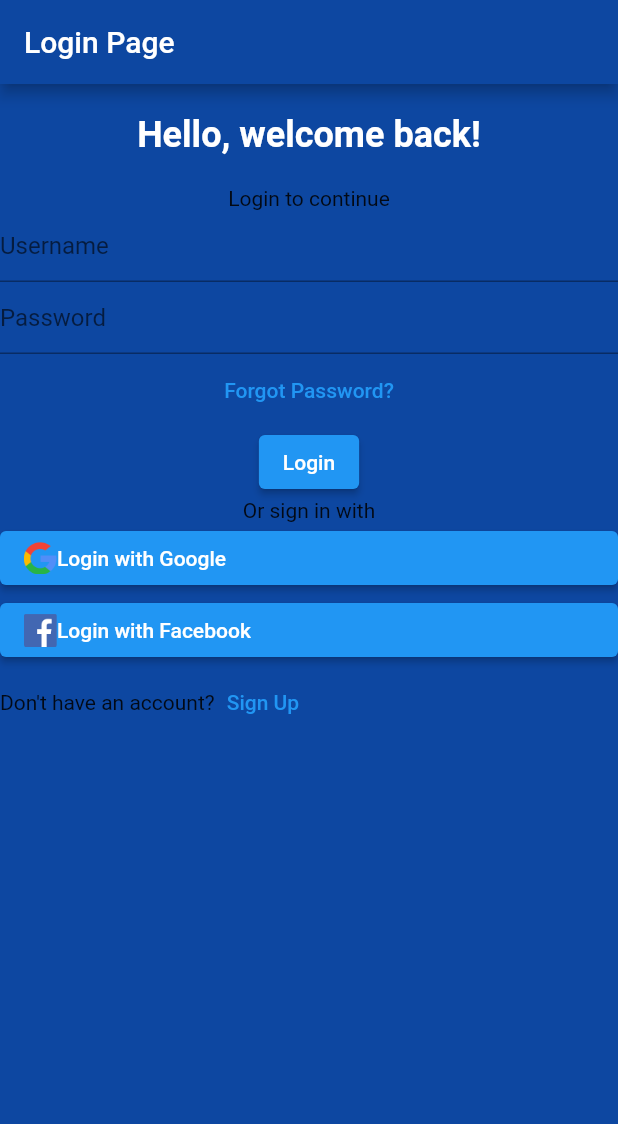
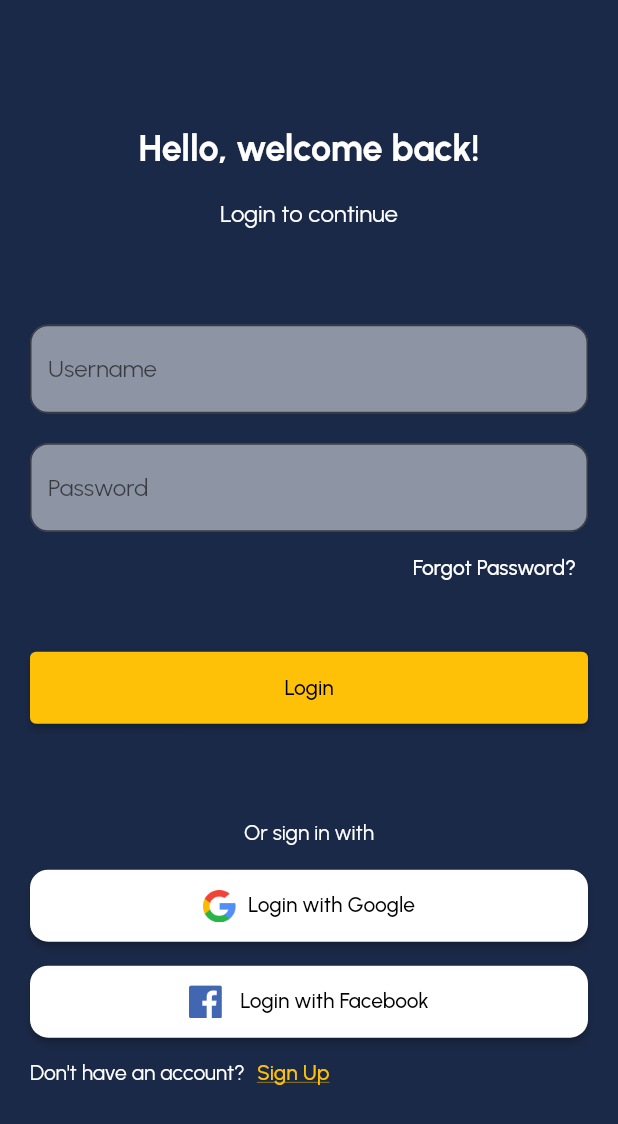
Before and after one commit to HakanBayazitHabes/Advance-DateApp, a Flutter app: the screen it shows after launch, on a phone screen of 412 x 824 dp. Shown: the top 1124 px of the screen. Run offline on Flutter 3.47's test engine with Material 2 defaults, Android fonts, the light colour scheme and no system bars.

Commit message:
Finish Login Screen

```diff
--- a/lib/login_page.dart
+++ /dev/null
@@ -1,84 +0,0 @@
-import 'package:flutter/cupertino.dart';
-import 'package:flutter/material.dart';
-
-class LoginPage extends StatelessWidget {
-  const LoginPage({super.key});
-
-  @override
-  Widget build(BuildContext context) {
-    return Scaffold(
-      appBar:
-          AppBar(title: Text('Login Page'), backgroundColor: Colors.blue[900]),
-      backgroundColor: Colors.blue[900],
-      body: Column(
-        children: [
-          SizedBox(height: 20),
-          Text(
-            'Hello, welcome back!',
-            style: TextStyle(
-              fontSize: 24,
-              fontWeight: FontWeight.bold,
-              color: Colors.white,
-            ),
-          ),
-          SizedBox(height: 20),
-          Text('Login to continue'),
-          TextField(
-            decoration: InputDecoration(hintText: 'Username'),
-          ),
-          TextField(
-            decoration: InputDecoration(hintText: 'Password'),
-          ),
-          TextButton(
-            onPressed: () {
-              print('Clicked');
-            },
-            child: Text('Forgot Password?'),
-          ),
-          ElevatedButton(
-            onPressed: () {},
-            child: Text('Login'),
-          ),
-          Text('Or sign in with'),
-          ElevatedButton(
-            onPressed: () {
-              print('Google is clicked');
-            },
-            child: Row(
-              children: [
-                Image.asset(
-                  'assets/images/google.png',
-                  width: 22,
-                  height: 22,
-                ),
-                Text('Login with Google'),
-              ],
-            ),
-          ),
-          ElevatedButton(
-            onPressed: () {},
-            child: Row(
-              children: [
-                Image.asset(
-                  'assets/images/facebook.png',
-                  width: 22,
-                  height: 22,
-                ),
-                Text('Login with Facebook'),
-              ],
-            ),
-          ),
-          Row(
-            children: [
-              Text("Don't have an account?"),
-              TextButton(
-                onPressed: () {},
-                child: Text('Sign Up'),
-              ),
-            ],
-          )
-        ],
-      ),
-    );
-  }
-}
--- a/lib/main.dart
+++ b/lib/main.dart
@@ -1,6 +1,7 @@
+import 'package:advance_date_app/styles/app_colors.dart';
 import 'package:flutter/material.dart';
 
-import 'login_page.dart';
+import 'pages/login_page.dart';
 
 void main() {
   runApp(MyApp());
@@ -10,6 +11,9 @@
   @override
   Widget build(BuildContext context) {
     return MaterialApp(
+      theme: ThemeData(
+          fontFamily: 'Urbanist',
+          scaffoldBackgroundColor: AppColors.background),
       home: LoginPage(),
     );
   }
--- /dev/null
+++ b/lib/pages/home_page.dart
@@ -0,0 +1,14 @@
+import 'package:flutter/material.dart';
+
+class HomePage extends StatelessWidget {
+  const HomePage({super.key});
+
+  @override
+  Widget build(BuildContext context) {
+    return Scaffold(
+      body: Center(
+        child: Text('Home Page'),
+      ),
+    );
+  }
+}
--- /dev/null
+++ b/lib/pages/login_page.dart
@@ -0,0 +1,182 @@
+import 'package:flutter/cupertino.dart';
+import 'package:flutter/material.dart';
+
+class LoginPage extends StatelessWidget {
+  const LoginPage({super.key});
+
+  @override
+  Widget build(BuildContext context) {
+    return Scaffold(
+      // appBar:
+      //     AppBar(title: Text('Login Page'), backgroundColor: Colors.blue[900]),
+      body: SingleChildScrollView(
+        child: SizedBox(
+          height: MediaQuery.of(context).size.height,
+          child: Padding(
+            padding: const EdgeInsets.all(20),
+            child: Column(
+              children: [
+                Spacer(),
+                Text(
+                  'Hello, welcome back!',
+                  style: TextStyle(
+                    fontSize: 24,
+                    fontWeight: FontWeight.bold,
+                    color: Colors.white,
+                  ),
+                ),
+                SizedBox(height: 20),
+                Text(
+                  'Login to continue',
+                  style: TextStyle(
+                    fontSize: 16,
+                    color: Colors.white,
+                  ),
+                ),
+                Spacer(),
+                TextField(
+                  decoration: InputDecoration(
+                    hintText: 'Username',
+                    border: OutlineInputBorder(
+                      borderRadius: BorderRadius.all(
+                        Radius.circular(12),
+                      ),
+                    ),
+                    filled: true,
+                    fillColor: Colors.white.withOpacity(0.5),
+                  ),
+                ),
+                SizedBox(height: 20),
+                TextField(
+                  decoration: InputDecoration(
+                    hintText: 'Password',
+                    border: OutlineInputBorder(
+                      borderRadius: BorderRadius.all(
+                        Radius.circular(12),
+                      ),
+                    ),
+                    filled: true,
+                    fillColor: Colors.white.withOpacity(0.5),
+                  ),
+                ),
+                Align(
+                  alignment: Alignment.centerRight,
+                  child: TextButton(
+                    onPressed: () {
+                      print('Clicked');
+                    },
+                    style: TextButton.styleFrom(
+                      foregroundColor: Colors.white,
+                    ),
+                    child: Text('Forgot Password?'),
+                  ),
+                ),
+                SizedBox(height: 32),
+                SizedBox(
+                  height: 48,
+                  width: double.infinity,
+                  child: ElevatedButton(
+                    onPressed: () {
+                      print('Login Clicked');
+                    },
+                    style: ElevatedButton.styleFrom(
+                      foregroundColor: Colors.black,
+                      backgroundColor: Colors.amber,
+                    ),
+                    child: Text('Login'),
+                  ),
+                ),
+                Spacer(),
+                Text(
+                  'Or sign in with',
+                  style: TextStyle(
+                    color: Colors.white,
+                  ),
+                ),
+                SizedBox(height: 16),
+                SizedBox(
+                  height: 48,
+                  child: ElevatedButton(
+                    onPressed: () {
+                      print('Google is clicked');
+                    },
+                    style: ElevatedButton.styleFrom(
+                      backgroundColor: Colors.white,
+                      foregroundColor: Colors.black,
+                      shape: RoundedRectangleBorder(
+                        borderRadius: BorderRadius.all(
+                          Radius.circular(12),
+                        ),
+                      ),
+                    ),
+                    child: Row(
+                      mainAxisAlignment: MainAxisAlignment.center,
+                      children: [
+                        Image.asset(
+                          'assets/images/google.png',
+                          width: 22,
+                          height: 22,
+                        ),
+                        SizedBox(width: 8),
+                        Text(
+                          'Login with Google',
+                        ),
+                      ],
+                    ),
+                  ),
+                ),
+                SizedBox(height: 16),
+                SizedBox(
+                  height: 48,
+                  child: ElevatedButton(
+                    onPressed: () {},
+                    style: ElevatedButton.styleFrom(
+                      backgroundColor: Colors.white,
+                      foregroundColor: Colors.black,
+                      shape: RoundedRectangleBorder(
+                        borderRadius: BorderRadius.all(
+                          Radius.circular(12),
+                        ),
+                      ),
+                    ),
+                    child: Row(
+                      mainAxisAlignment: MainAxisAlignment.center,
+                      children: [
+                        Image.asset(
+                          'assets/images/facebook.png',
+                          width: 22,
+                          height: 22,
+                        ),
+                        SizedBox(width: 12),
+                        Text('Login with Facebook'),
+                      ],
+                    ),
+                  ),
+                ),
+                Row(
+                  children: [
+                    Text(
+                      "Don't have an account?",
+                      style: TextStyle(color: Colors.white),
+                    ),
+                    TextButton(
+                      onPressed: () {},
+                      style: TextButton.styleFrom(
+                        foregroundColor: Colors.amber,
+                      ),
+                      child: Text(
+                        'Sign Up',
+                        style: TextStyle(decoration: TextDecoration.underline),
+                      ),
+                    ),
+                  ],
+                ),
+                Spacer(),
+              ],
+            ),
+          ),
+        ),
+      ),
+    );
+  }
+}
--- /dev/null
+++ b/lib/styles/app_colors.dart
@@ -0,0 +1,12 @@
+import 'dart:ui';
+
+class AppColors {
+  static const primary = Color(0xffFBD512);
+  static const font = Color(0xffD8D8D8);
+  static const font2 = Color(0xff373737);
+  static const disableFont = Color(0xffA7A7A7);
+  static const disableButton = Color(0xff303030);
+  static const background = Color(0xff1A2947);
+  static const black = Color(0xff000000);
+  static const white = Color(0xffffffff);
+}
```
Also changed, not shown: pubspec.yaml (+17 -6 lines), assets/fonts/Urbanist-Black.ttf (added), assets/fonts/Urbanist-Bold.ttf (added), assets/fonts/Urbanist-ExtraBold.ttf (added), assets/fonts/Urbanist-Light.ttf (added), assets/fonts/Urbanist-Medium.ttf (added), assets/fonts/Urbanist-Regular.ttf (added), assets/fonts/Urbanist-SemiBold.ttf (added).
